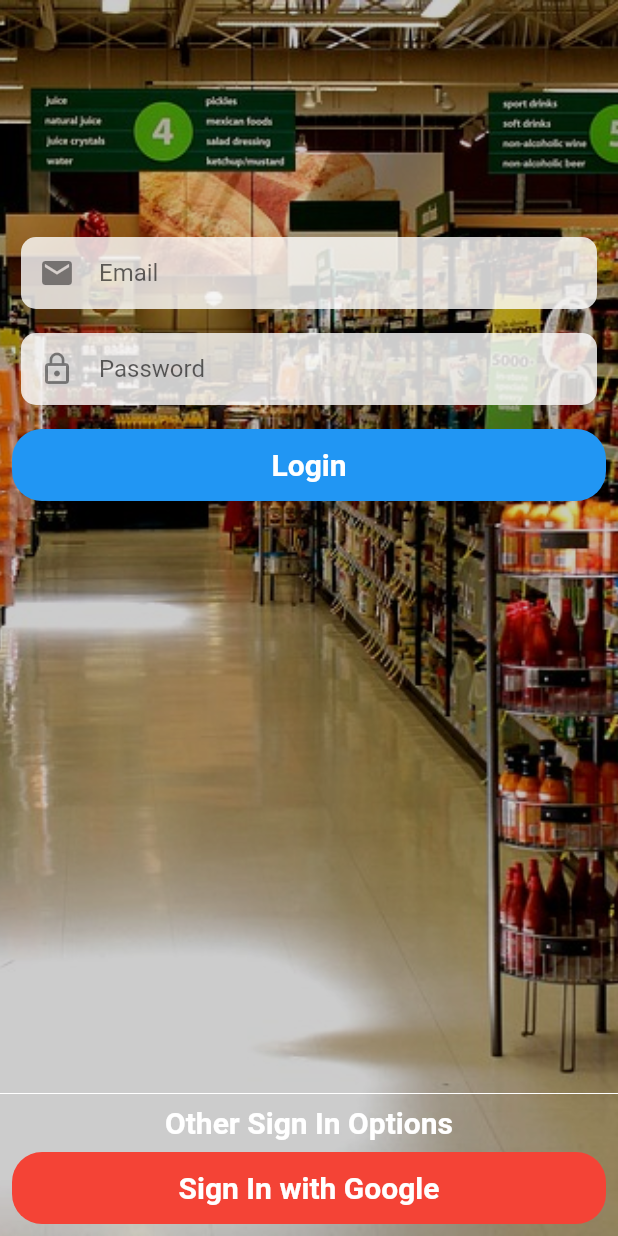
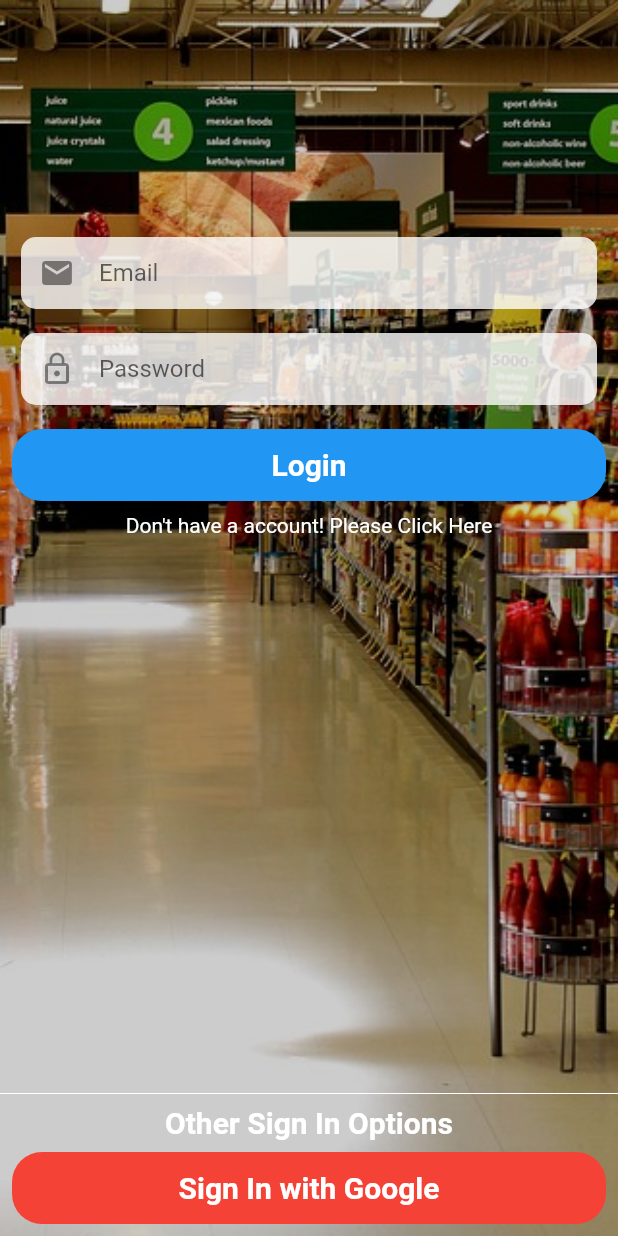
Before and after one commit to Pulkitg64/Inventory-Management-System, a Flutter app: the screen it shows after launch, after a tap on "Customer", on a phone screen of 412 x 824 dp. Run offline on Flutter 3.47's test engine with Material 2 defaults, Android fonts, the phone set to English and light mode, and no system bars; our stand-ins replace carousel_pro, cloud_firestore, firebase_auth, fluttertoast, google_sign_in, shared_preferences; accounts and stored records are empty.

Commit message:
Changes Madde

```diff
--- a/lib/customer.dart
+++ b/lib/customer.dart
@@ -1,7 +1,5 @@
 import 'package:flutter/material.dart';
 import 'placeorder.dart';
-import 'cart.dart';
-import 'login.dart';
 
 
 class CustPage extends StatelessWidget{
--- a/lib/login.dart
+++ b/lib/login.dart
@@ -5,7 +5,7 @@ import 'package:firebase_auth/firebase_auth.dart';
 import 'package:google_sign_in/google_sign_in.dart';
 import 'package:cloud_firestore/cloud_firestore.dart';
 import 'customer.dart';
-import 'main.dart';
+
 
 class Login extends StatefulWidget {
   @override
@@ -212,7 +212,7 @@ class _LoginState extends State<Login> {
                       )
                     ),
                   ),
-
+                  Text("Don't have a account! Please Click Here", style: TextStyle(color: Colors.white,),textAlign: TextAlign.center, ),
                   Expanded(child: Container(),),
                   //===============================SIGN IN WITH GOOGLE======================
                   Divider(color: Colors.white,),
```
Also changed, not shown: lib/main.dart (line endings or trailing spaces).
